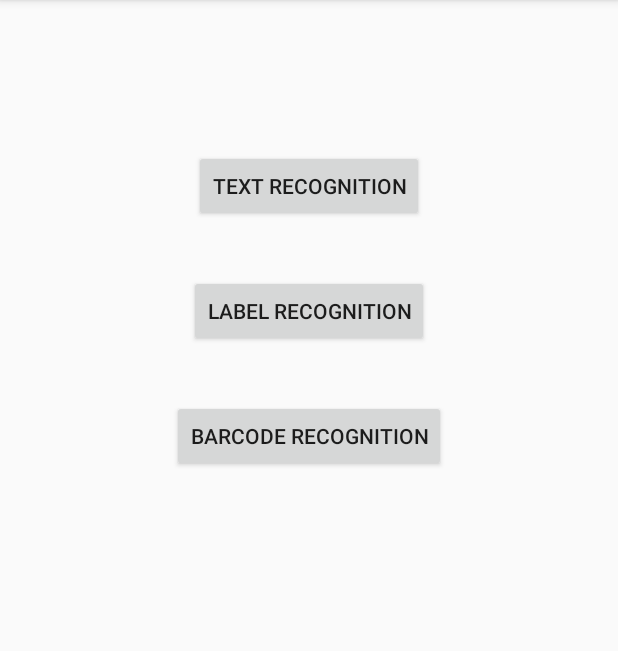
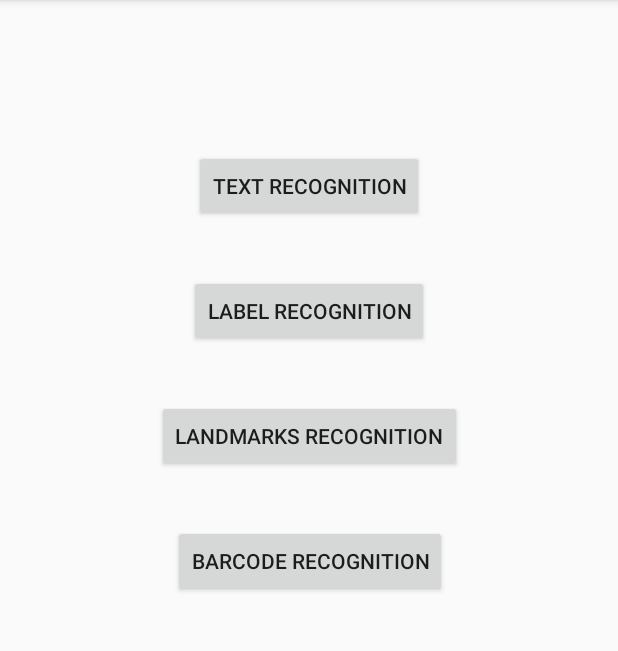
Before and after one commit to hussanhijazi/firebasemlkit, an Android app: the screen it shows after launch (MainActivity), on a phone screen of 412 x 824 dp, the part 84-735 px from its top. Run offline under Robolectric (Android 15) with nearby library versions, the phone set to English and light mode, and no system bars; libraries missing offline, so code that uses them is left out: com.miguelbcr.ui; 1 statement that could not run was skipped.

Commit message:
Add landmark recognition

```diff
--- a/app/src/main/AndroidManifest.xml
+++ b/app/src/main/AndroidManifest.xml
@@ -23,6 +23,7 @@
         <activity android:name=".LabelRecognitionActivity"/>
         <activity android:name=".TextRecognitionActivity"/>
         <activity android:name=".BarcodeRecognitionActivity"/>
+        <activity android:name=".LandmarkRecognitionActivity"/>
         <provider
             android:name="android.support.v4.content.FileProvider"
             android:authorities="${applicationId}.file_provider"
@@ -34,7 +35,7 @@
         </provider>
         <meta-data
             android:name="com.google.firebase.ml.vision.DEPENDENCIES"
-            android:value="label, barcode" />
+            android:value="text, label, barcode" />
     </application>
 
 </manifest>
--- a/app/src/main/java/com/example/hussan/firebasemlkit/BarcodeRecognitionActivity.kt
+++ b/app/src/main/java/com/example/hussan/firebasemlkit/BarcodeRecognitionActivity.kt
@@ -17,7 +17,7 @@ class BarcodeRecognitionActivity : BaseActivity() {
     }
     fun runBarcodeRecognition() {
 
-        selectedImahge?.let{
+        selectedImage?.let{
             val image: FirebaseVisionImage = FirebaseVisionImage.fromBitmap(it)
             val detector = FirebaseVision.getInstance()
                 .visionBarcodeDetector
--- a/app/src/main/java/com/example/hussan/firebasemlkit/LabelRecognitionActivity.kt
+++ b/app/src/main/java/com/example/hussan/firebasemlkit/LabelRecognitionActivity.kt
@@ -17,7 +17,7 @@ class LabelRecognitionActivity : BaseActivity() {
     }
 
     private fun runLabelRecognition() {
-        val image = FirebaseVisionImage.fromBitmap(selectedImahge ?: return)
+        val image = FirebaseVisionImage.fromBitmap(selectedImage ?: return)
         val detector = FirebaseVision.getInstance()
             .visionLabelDetector
         detector.detectInImage(image)
--- a/app/src/main/java/com/example/hussan/firebasemlkit/MainActivity.kt
+++ b/app/src/main/java/com/example/hussan/firebasemlkit/MainActivity.kt
@@ -3,9 +3,7 @@ package com.example.hussan.firebasemlkit
 import android.os.Bundle
 import android.support.v7.app.AppCompatActivity
 import com.example.hussan.firebasemlkit.extensions.navigate
-import kotlinx.android.synthetic.main.activity_main.btnBarcode
-import kotlinx.android.synthetic.main.activity_main.btnLabel
-import kotlinx.android.synthetic.main.activity_main.btnText
+import kotlinx.android.synthetic.main.activity_main.*
 
 class MainActivity : AppCompatActivity() {
 
@@ -24,6 +22,9 @@ class MainActivity : AppCompatActivity() {
             navigate<BarcodeRecognitionActivity>()
         }
 
+        btnLandmark.setOnClickListener {
+            navigate<LandmarkRecognitionActivity>()
+        }
     }
 
 }
--- a/app/src/main/res/layout/activity_main.xml
+++ b/app/src/main/res/layout/activity_main.xml
@@ -34,6 +34,17 @@
         android:layout_marginTop="35dp"
         android:text="Barcode recognition"
         app:layout_constraintEnd_toEndOf="parent"
+        app:layout_constraintHorizontal_bias="0.502"
+        app:layout_constraintStart_toStartOf="parent"
+        app:layout_constraintTop_toBottomOf="@+id/btnLandmark" />
+
+    <Button
+        android:id="@+id/btnLandmark"
+        android:layout_width="wrap_content"
+        android:layout_height="wrap_content"
+        android:layout_marginTop="35dp"
+        android:text="Landmarks recognition"
+        app:layout_constraintEnd_toEndOf="parent"
         app:layout_constraintStart_toStartOf="parent"
         app:layout_constraintTop_toBottomOf="@+id/btnLabel" />
 </android.support.constraint.ConstraintLayout>
```
Also changed, not shown: app/src/main/java/com/example/hussan/firebasemlkit/BaseActivity.kt (+6 -28 lines), app/src/main/java/com/example/hussan/firebasemlkit/LandmarkRecognitionActivity.kt (added, +51 -0 lines), app/src/main/java/com/example/hussan/firebasemlkit/TextRecognitionActivity.kt (+4 -3 lines), app/src/main/java/com/example/hussan/firebasemlkit/extensions/ContextExtensions.kt (+26 -0 lines), app/src/main/assets/baalbeck.jpg (added), app/src/main/assets/friendship_bridge.png (added), app/src/main/assets/iguazu_falls.jpg (added), 1 other file.
